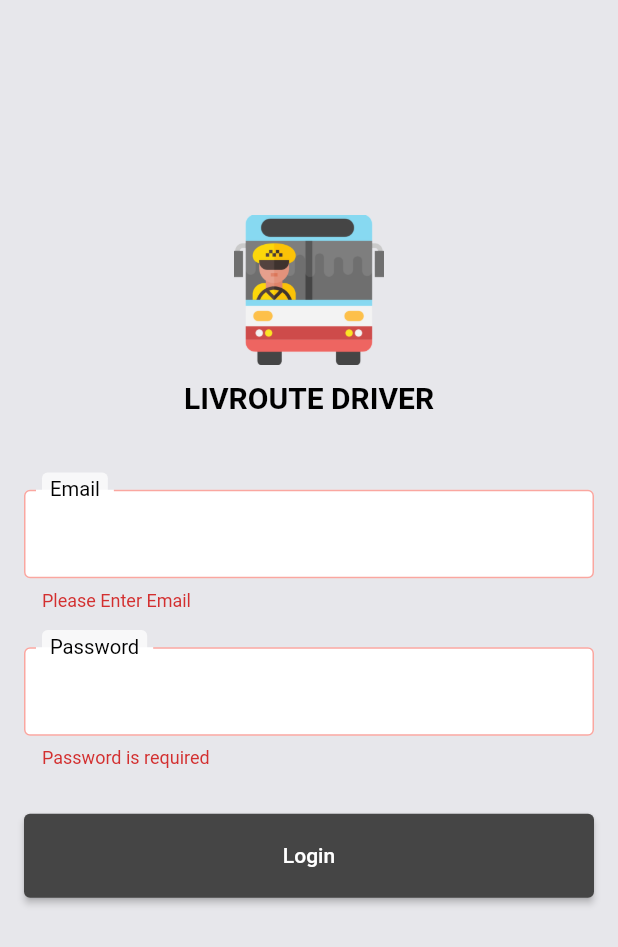
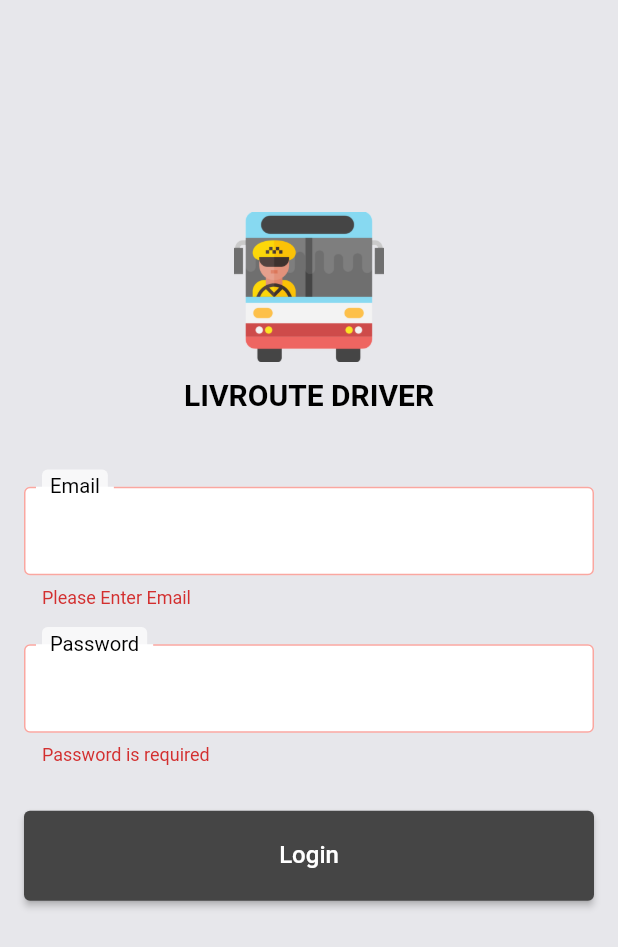
Before and after one commit to salmannaeem112215/liveroute_driver, a Flutter app: the screen it shows after launch, after a tap on "Login", on a phone screen of 412 x 824 dp. Shown: the top 947 px of the screen. Run offline on Flutter 3.47's test engine with Material 2 defaults, Android fonts, the phone set to English and light mode, and no system bars; our stand-ins replace flutter_svg, get; missing offline and left inert: mapbox_gl.

Commit message:
Login UI with Functionality Completed

```diff
--- a/lib/configs/themes/app_color.dart
+++ b/lib/configs/themes/app_color.dart
@@ -7,6 +7,7 @@ Color card2Color = const Color(0xFF444654);
 const double appBarIconRadius = 10;
 const textFieldPadding = EdgeInsets.only(left: 20, top: 8, bottom: 8, right: 8);
 
+const Color logoBlack = const Color(0xFF454545);
 const Color primaryColorDark = Color(0xFF353541);
 const Color cardColorDark = Color(0xFF454654);
 const Color cardHoverColorDark = Color(0xFF202123);
--- a/lib/screens/dLogin/components/body.dart
+++ b/lib/screens/dLogin/components/body.dart
@@ -1,12 +1,17 @@
 import 'package:flutter/material.dart';
 
 import './login_form.dart';
+import 'login_button.dart';
 
 class Body extends StatelessWidget {
   const Body({super.key});
 
   @override
   Widget build(BuildContext context) {
+    final email = TextEditingController();
+    final password = TextEditingController();
+    final formKey = GlobalKey<FormState>();
+
     return Column(
       children: [
         Image.asset(
@@ -26,9 +31,30 @@ class Body extends StatelessWidget {
           ),
         ),
         const SizedBox(height: 50),
-        const LoginForm(),
+        LoginForm(
+          email: email,
+          password: password,
+          formKey: formKey,
+        ),
+        const SizedBox(height: 30),
+        SizedBox(
+          width: double.infinity,
+          child: LoadingButton(
+            text: 'Login',
+            onTap: () async {
+              await loginFunction(formKey, email, password);
+            },
+          ),
+        ),
         const SizedBox(height: 50),
       ],
     );
   }
+
+  Future<void> loginFunction(GlobalKey<FormState> formKey,
+      TextEditingController email, TextEditingController password) async {
+    if (formKey.currentState!.validate()) {
+      await Future.delayed(const Duration(seconds: 2));
+    } else {}
+  }
 }
--- /dev/null
+++ b/lib/screens/dLogin/components/login_button.dart
@@ -0,0 +1,55 @@
+import 'package:flutter/material.dart';
+import 'package:liveroute_driver/configs/themes/app_color.dart';
+
+class LoadingButton extends StatefulWidget {
+  const LoadingButton({
+    super.key,
+    required this.text,
+    required this.onTap,
+    this.color = logoBlack,
+  });
+  final Future<void> Function() onTap;
+  final Color color;
+  final String text;
+  @override
+  State<LoadingButton> createState() => _LoadingButtonState();
+}
+
+class _LoadingButtonState extends State<LoadingButton> {
+  bool isLoading = false;
+  @override
+  Widget build(BuildContext context) {
+    return ElevatedButton(
+      style: ElevatedButton.styleFrom(
+        padding: const EdgeInsets.symmetric(vertical: 20),
+        backgroundColor: widget.color,
+      ),
+      onPressed: isLoading ? null : asyncFunction,
+      child: SizedBox(
+        height: 20,
+        child: isLoading
+            ? const SizedBox(
+                width: 20,
+                child: CircularProgressIndicator(
+                  strokeWidth: 3,
+                  color: logoBlack,
+                ),
+              )
+            : const Text(
+                'Login',
+                style: TextStyle(fontSize: 16),
+              ),
+      ),
+    );
+  }
+
+  asyncFunction() async {
+    setState(() {
+      isLoading = true;
+    });
+    await widget.onTap();
+    setState(() {
+      isLoading = false;
+    });
+  }
+}
--- a/lib/screens/dLogin/components/login_form.dart
+++ b/lib/screens/dLogin/components/login_form.dart
@@ -1,21 +1,30 @@
 import 'package:flutter/material.dart';
-import 'package:liveroute_driver/configs/themes/custom_text_styles.dart';
-import 'package:liveroute_driver/configs/themes/ui_parameters.dart';
-
-import '../../../configs/constants.dart';
+import 'package:get/get_connect/http/src/utils/utils.dart';
+import '../../../configs/themes/custom_text_styles.dart';
+import '../../../configs/themes/ui_parameters.dart';
 
 class LoginForm extends StatelessWidget {
-  const LoginForm({super.key});
+  const LoginForm({
+    super.key,
+    required this.email,
+    required this.password,
+    required this.formKey,
+  });
+  final TextEditingController email;
+  final TextEditingController password;
+  final GlobalKey<FormState> formKey;
 
   @override
   Widget build(BuildContext context) {
-    final formKey = GlobalKey<FormState>();
+    final FocusNode _emailFocusNode = FocusNode();
+    final FocusNode _passwordFocusNode = FocusNode();
     return Form(
       key: formKey,
       child: Column(
         mainAxisSize: MainAxisSize.min,
         children: [
           TextFormField(
+            controller: email,
             cursorColor: Colors.black,
             style: const TextStyle(
               color: Colors.black87,
@@ -23,11 +32,19 @@ class LoginForm extends StatelessWidget {
             decoration: InputDecoration(
               label: kTextFormLabel('Email'),
             ),
+            textInputAction: TextInputAction.next,
+            focusNode: _emailFocusNode,
+            onFieldSubmitted: (term) {
+              _emailFocusNode.unfocus();
+              FocusScope.of(context).requestFocus(_passwordFocusNode);
+            },
             validator: emailValidator,
           ),
           kHeightSpace,
           kHalfHeightpace,
           TextFormField(
+            controller: password,
+            obscureText: true,
             cursorColor: Colors.black,
             style: const TextStyle(
               color: Colors.black87,
@@ -35,31 +52,13 @@ class LoginForm extends StatelessWidget {
             decoration: InputDecoration(
               label: kTextFormLabel('Password'),
             ),
+            textInputAction: TextInputAction.done,
+            focusNode: _passwordFocusNode,
             validator: passwordValidator,
           ),
-          const SizedBox(height: 30),
-          loginButton(formKey),
         ],
       ),
     );
-  }
-
-  SizedBox loginButton(GlobalKey<FormState> formKey) {
-    return SizedBox(
-      width: double.infinity,
-      child: ElevatedButton(
-        style: ElevatedButton.styleFrom(
-          padding: const EdgeInsets.symmetric(vertical: 20),
-          backgroundColor: Color(0xFF454545),
-        ),
-        onPressed: () => loginFunction(formKey),
-        child: const Text('Login'),
-      ),
-    );
-  }
-
-  loginFunction(GlobalKey<FormState> form) {
-    form.currentState!.validate();
   }
 
   String? emailValidator(String? val) {
```
